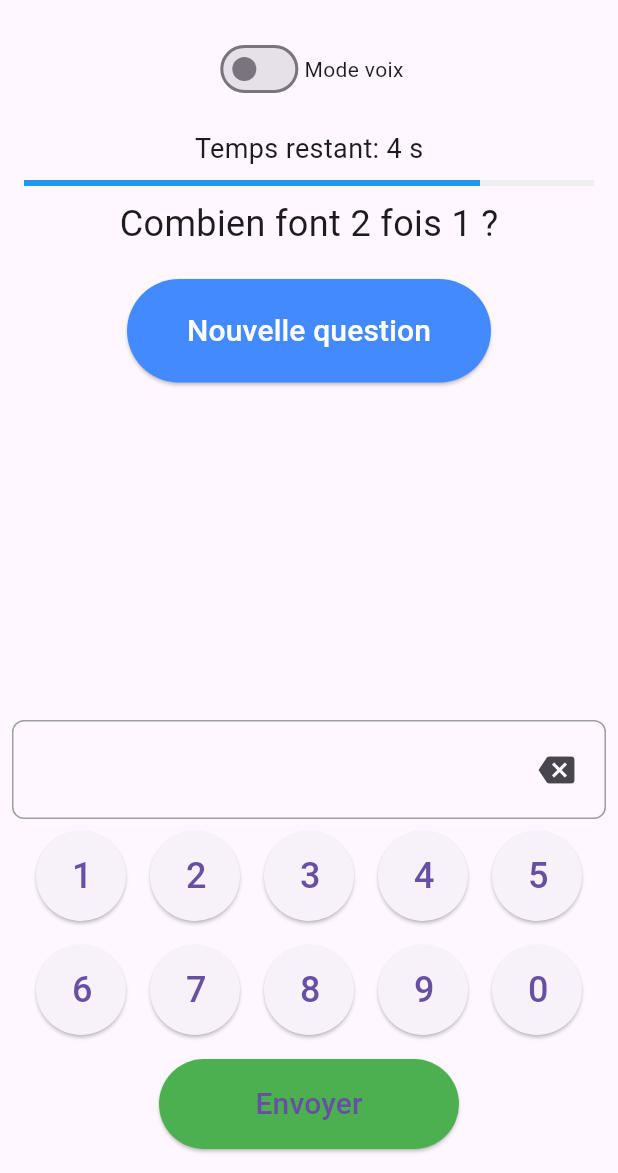
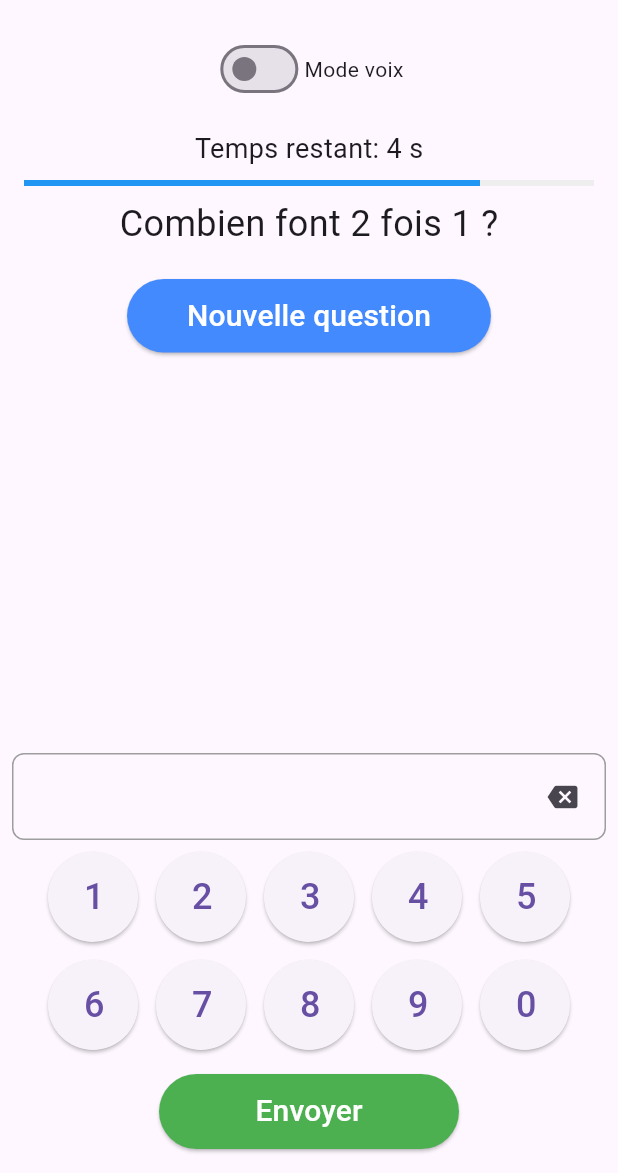
Before and after one commit to dovene/mental-exercice-flutter, a Flutter app: the screen it shows after launch, after a tap on "Démarrer", on a phone screen of 412 x 824 dp, the part 63-1236 px from its top. Run offline on Flutter 3.47's test engine with Material 3 defaults, Android fonts, the phone set to English and light mode, and no system bars; our stand-ins replace audioplayers, permission_handler, shared_preferences, speech_to_text, sqflite; accounts and stored records are empty.

Commit message:
fix no answer feedback

```diff
--- a/lib/main.dart
+++ b/lib/main.dart
@@ -212,11 +212,7 @@ class _HomePageState extends State<HomePage> with TickerProviderStateMixin {
     if (_lastAnswer.isEmpty) {
       setState(() {
         _isCorrect = false;
-        _streak = 0;
-        _score = 0;
       });
-      await _audioService.playIncorrect();
-      return;
     }
 
     final correctAnswer = _currentNumber1 * _currentNumber2;
@@ -348,7 +344,7 @@ class _HomePageState extends State<HomePage> with TickerProviderStateMixin {
                     style: ElevatedButton.styleFrom(
                       padding: const EdgeInsets.symmetric(
                         horizontal: 40,
-                        vertical: 20,
+                        vertical: 10,
                       ),
                       backgroundColor: Colors.blueAccent,
                     ),
@@ -399,7 +395,7 @@ class _HomePageState extends State<HomePage> with TickerProviderStateMixin {
                             const SizedBox(height: 20),
                             Text(
                               _lastAnswer.isEmpty
-                                  ? 'Vous n\'avez rien proposé...'
+                                  ? 'Vous n\'avez rien proposé, la réponse correcte est ${_currentNumber1 * _currentNumber2}'
                                   : _isCorrect!
                                       ? 'Parfait la réponse est bien : $_lastAnswer'
                                       : 'Non vous avez proposé $_lastAnswer mais la réponse correcte est ${_currentNumber1 * _currentNumber2}',
--- a/lib/widgets/number_keyboard.dart
+++ b/lib/widgets/number_keyboard.dart
@@ -21,7 +21,7 @@ class NumberKeyboard extends StatelessWidget {
       children: [
         // Input display
         Container(
-          padding: const EdgeInsets.all(8),
+          padding: const EdgeInsets.all(4),
           margin: const EdgeInsets.symmetric(horizontal: 8),
           decoration: BoxDecoration(
             border: Border.all(color: Colors.grey),
@@ -32,10 +32,10 @@ class NumberKeyboard extends StatelessWidget {
             children: [
               Text(
                 currentInput,
-                style: const TextStyle(fontSize: 24),
+                style: const TextStyle(fontSize: 20),
               ),
               IconButton(
-                icon: const Icon(Icons.backspace),
+                icon: const Icon(Icons.backspace, size: 20), // Smaller size
                 onPressed: onDelete,
               ),
             ],
@@ -45,8 +45,8 @@ class NumberKeyboard extends StatelessWidget {
         // Number pad
         Wrap(
           alignment: WrapAlignment.center,
-          spacing: 16,
-          runSpacing: 16,
+          spacing: 12,
+          runSpacing: 12,
           children: [
             for (int i = 1; i <= 9; i++)
               SizedBox(
@@ -77,7 +77,7 @@ class NumberKeyboard extends StatelessWidget {
         // Submit button
         SizedBox(
           width: 200,
-          height: 60,
+          height: 50,
           child: ElevatedButton(
             onPressed: onSubmit,
             style: ElevatedButton.styleFrom(
@@ -85,7 +85,7 @@ class NumberKeyboard extends StatelessWidget {
             ),
             child: const Text(
               'Envoyer',
-              style: TextStyle(fontSize: 20),
+              style: TextStyle(fontSize: 20, color: Colors.white),
             ),
           ),
         ),
```
